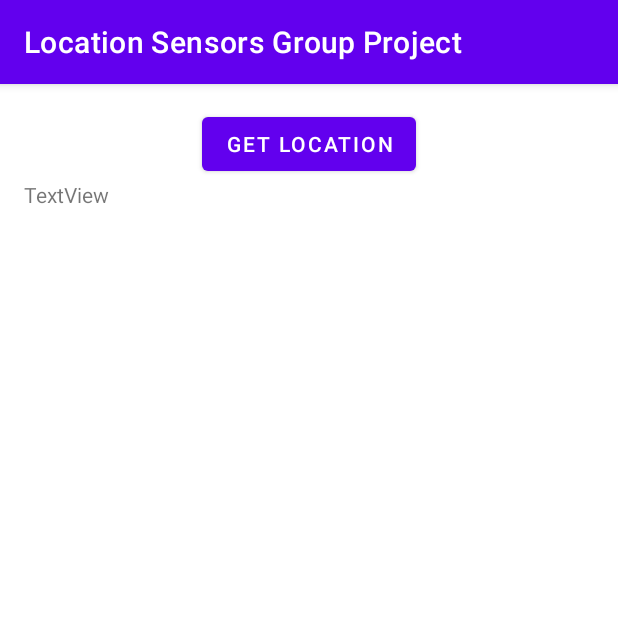
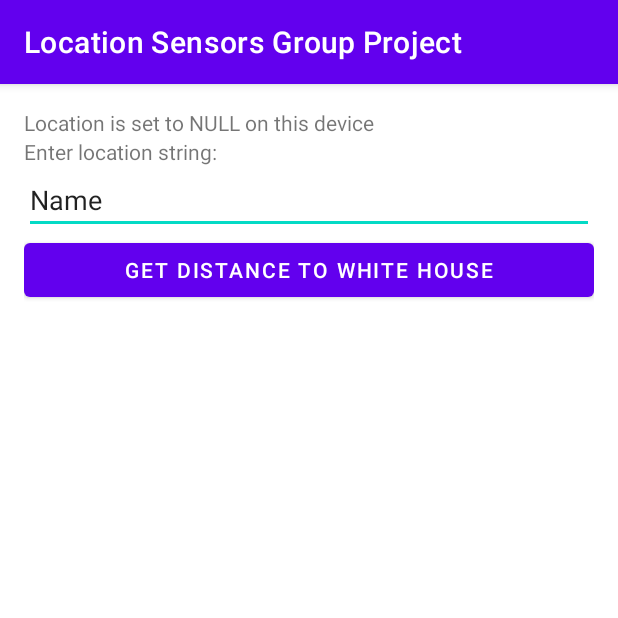
Before and after one commit to nylahtay/CIS240-LocationSensors, an Android app: the screen it shows after launch (MainActivity), on a phone screen of 412 x 824 dp, the top half of it. Run offline under Robolectric (Android 15) with nearby library versions, the light colour scheme and no system bars; 1 statement that could not run was skipped.

Commit message:
Combined branches carl and nylah together

```diff
--- a/app/src/main/AndroidManifest.xml
+++ b/app/src/main/AndroidManifest.xml
@@ -4,6 +4,8 @@
 
     <uses-permission android:name="android.permission.ACCESS_COARSE_LOCATION" />
     <uses-permission android:name="android.permission.ACCESS_FINE_LOCATION" />
+    <uses-permission android:name="android.permission.INTERNET"/>
+
     <application
         android:allowBackup="true"
         android:icon="@mipmap/ic_launcher"
--- a/app/src/main/res/layout/activity_main.xml
+++ b/app/src/main/res/layout/activity_main.xml
@@ -10,20 +10,37 @@
     android:gravity="center_horizontal"
     tools:context=".MainActivity">
 
-    <Button
-        android:layout_width="wrap_content"
+
+    <TextView
+        android:id="@+id/textView_location"
+        android:layout_width="match_parent"
         android:layout_height="wrap_content"
-        android:text="Get Location"
-        android:id="@+id/button_location"
-        app:layout_constraintBottom_toBottomOf="parent"
-        app:layout_constraintLeft_toLeftOf="parent"
-        app:layout_constraintRight_toRightOf="parent"
-        app:layout_constraintTop_toTopOf="parent" />
+        android:text="TextView" />
 
     <TextView
         android:id="@+id/textView"
         android:layout_width="match_parent"
         android:layout_height="wrap_content"
-        android:text="TextView" />
+        android:text="Enter location string:" />
+
+    <EditText
+        android:id="@+id/locationRequested"
+        android:layout_width="match_parent"
+        android:layout_height="wrap_content"
+        android:ems="10"
+        android:inputType="textPersonName"
+        android:text="Name" />
+
+    <Button
+        android:id="@+id/button"
+        android:layout_width="match_parent"
+        android:layout_height="wrap_content"
+        android:onClick="submitForm"
+        android:text="get distance to white house" />
+
+    <TextView
+        android:id="@+id/results"
+        android:layout_width="match_parent"
+        android:layout_height="wrap_content" />
 
 </LinearLayout>
```
Also changed, not shown: app/src/main/java/com/example/locationsensorsgroupproject/MainActivity.java (+83 -13 lines).
